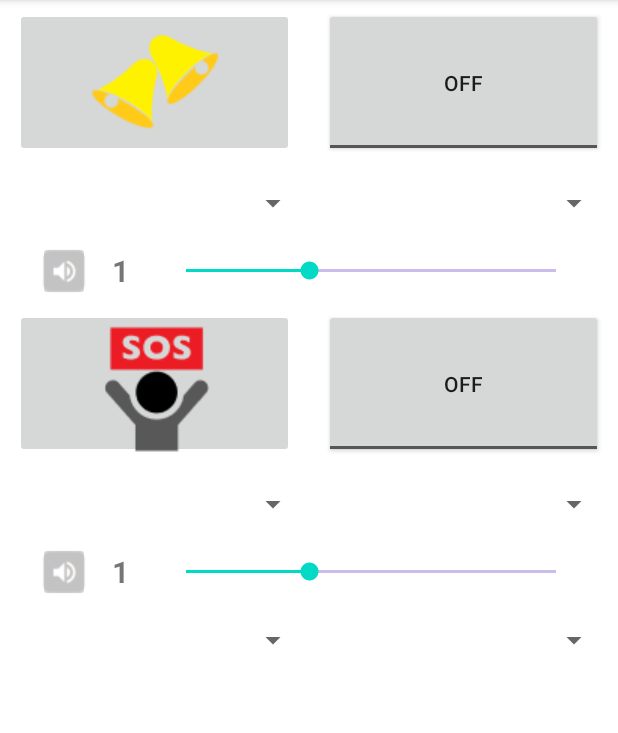
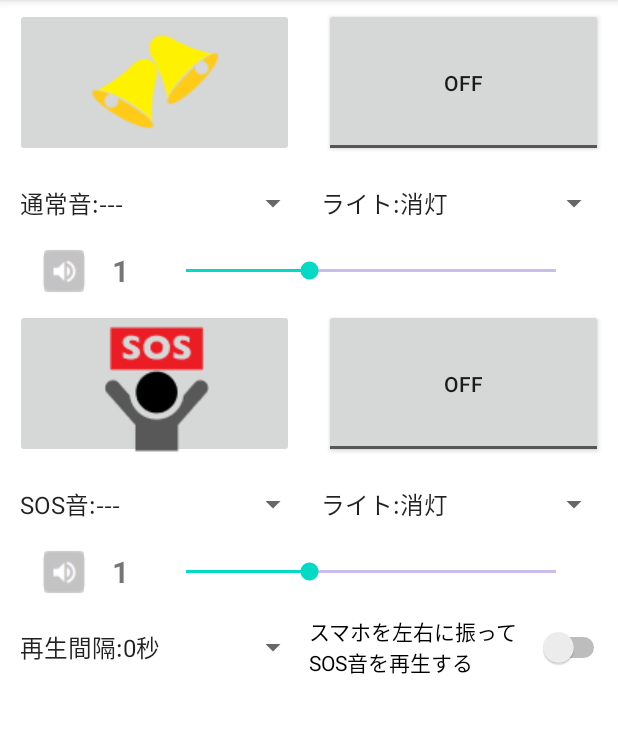
Before and after one commit to tfs-apps-one/BeastBusterPro, an Android app: the screen it shows after launch (MainActivity), on a phone screen of 412 x 824 dp, the part 84-817 px from its top. Run offline under Robolectric (Android 15) with nearby library versions, the phone set to English and light mode, and no system bars.

Commit message:
スピナー文言設定

```diff
--- a/app/src/main/res/layout/activity_main.xml
+++ b/app/src/main/res/layout/activity_main.xml
@@ -65,17 +65,17 @@
             android:id="@+id/sp_sound1"
             android:layout_width="0dp"
             android:layout_height="match_parent"
-            android:layout_weight="1" />
-            <!--android:entries="@array/list"
-            android:spinnerMode="dialog" -->
+            android:layout_weight="1"
+            android:entries="@array/list_sound1"
+            android:spinnerMode="dialog"/>
 
         <Spinner
             android:id="@+id/sp_light1"
             android:layout_width="0dp"
             android:layout_height="match_parent"
-            android:layout_weight="1" />
-        <!--android:entries="@array/list"
-            android:spinnerMode="dialog"-->
+            android:layout_weight="1"
+            android:entries="@array/list_light"
+            android:spinnerMode="dialog"/>
 
     </LinearLayout>
 
@@ -189,17 +189,17 @@
             android:id="@+id/sp_sound2"
             android:layout_width="0dp"
             android:layout_height="match_parent"
-            android:layout_weight="1" />
-        <!--android:entries="@array/list"
-        android:spinnerMode="dialog" -->
+            android:layout_weight="1"
+            android:entries="@array/list_sound2"
+            android:spinnerMode="dialog"/>
 
         <Spinner
             android:id="@+id/sp_light2"
             android:layout_width="0dp"
             android:layout_height="match_parent"
-            android:layout_weight="1" />
-        <!--android:entries="@array/list"
-            android:spinnerMode="dialog"-->
+            android:layout_weight="1"
+            android:entries="@array/list_light"
+            android:spinnerMode="dialog"/>
 
     </LinearLayout>
 
@@ -257,7 +257,7 @@
     <LinearLayout
         android:id="@+id/linearLayout31"
         android:layout_width="match_parent"
-        android:layout_height="40dp"
+        android:layout_height="50dp"
         android:layout_alignParentStart="true"
         android:layout_marginBottom="5dp"
         android:layout_marginStart="5dp"
@@ -270,17 +270,17 @@
             android:id="@+id/sp_interval"
             android:layout_width="0dp"
             android:layout_height="match_parent"
-            android:layout_weight="1" />
-        <!--android:entries="@array/list"
-        android:spinnerMode="dialog" -->
+            android:layout_weight="3"
+            android:entries="@array/list_interval"
+            android:spinnerMode="dialog"/>
 
-        <Spinner
-            android:id="@+id/sp_shake"
+        <Switch
+            android:id="@+id/sw_shake"
             android:layout_width="0dp"
             android:layout_height="match_parent"
-            android:layout_weight="1" />
-        <!--android:entries="@array/list"
-            android:spinnerMode="dialog"-->
+            android:layout_weight="3"
+            android:text="@string/sw_shake" />
+
     </LinearLayout>
 
 
--- a/app/src/main/res/values/strings.xml
+++ b/app/src/main/res/values/strings.xml
@@ -1,3 +1,44 @@
 <resources>
     <string name="app_name">BeastBusterPro</string>
+
+    <string-array name="list_sound1">
+    <item>通常音:---</item>
+    <item>通常音：鈴音1</item>
+    <item>通常音：鈴音2</item>
+    <item>通常音：鈴音3</item>
+    <item>通常音：雷鳴1</item>
+    <item>通常音：雷鳴2</item>
+    <item>通常音：雷鳴3</item>
+    </string-array>
+
+    <string-array name="list_sound2">
+    <item>SOS音:---</item>
+    <item>SOS音：鈴音1</item>
+    <item>SOS音：鈴音2</item>
+    <item>SOS音：鈴音3</item>
+    <item>SOS音：雷鳴1</item>
+    <item>SOS音：雷鳴2</item>
+    <item>SOS音：雷鳴3</item>
+    </string-array>
+
+    <string-array name="list_light">
+    <item>ライト:消灯</item>
+    <item>ライト:点灯</item>
+    <item>ライト:点滅</item>
+    </string-array>
+
+    <string-array name="list_interval">
+    <item>再生間隔:0秒</item>
+    <item>再生間隔:1秒</item>
+    <item>再生間隔:3秒</item>
+    <item>再生間隔:5秒</item>
+    <item>再生間隔:7秒</item>
+    <item>再生間隔:10秒</item>
+    <item>再生間隔:15秒</item>
+    <item>再生間隔:20秒</item>
+    <item>再生間隔:30秒</item>
+    </string-array>
+
+    <string name="sw_shake">スマホを左右に振ってSOS音を再生する</string>
+
 </resources>
```
